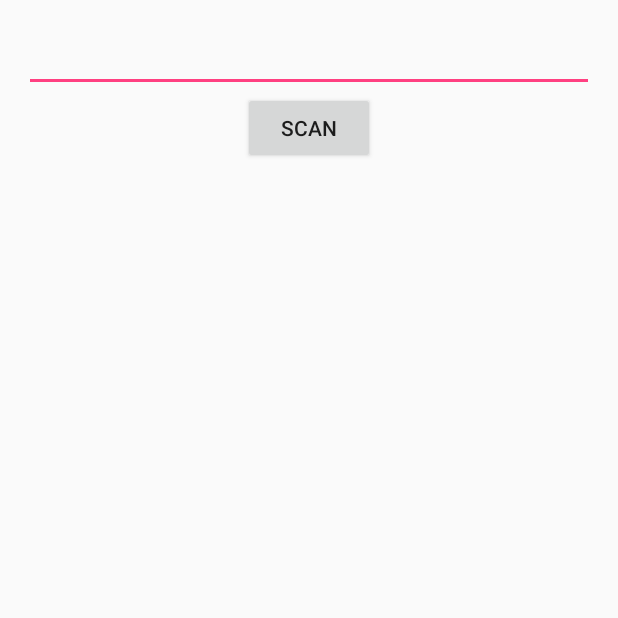
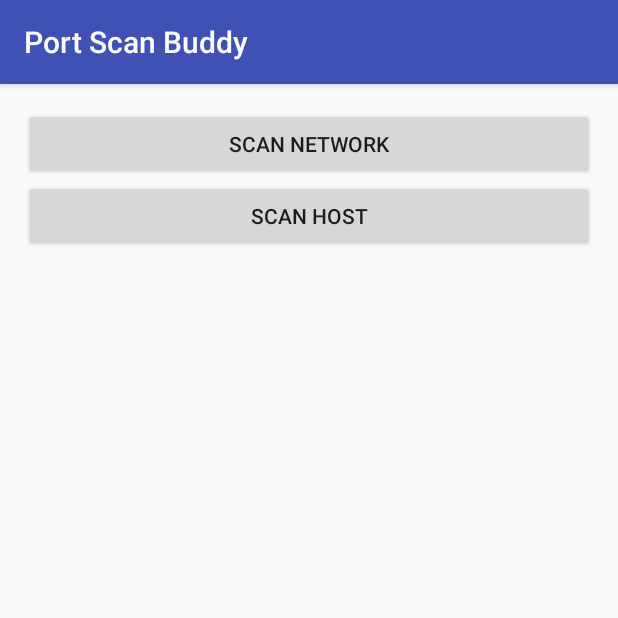
Before and after one commit to prebenve/Port-Scan-Buddy, an Android app: the screen it shows after launch (MainActivity), on a phone screen of 412 x 824 dp, the top half of it. Run offline under Robolectric (Android 15) with nearby library versions, the phone set to English and light mode, and no system bars.

Commit message:
Multithreading and started working on network scan

```diff
--- a/app/src/main/AndroidManifest.xml
+++ b/app/src/main/AndroidManifest.xml
@@ -2,10 +2,10 @@
 <manifest xmlns:android="http://schemas.android.com/apk/res/android"
     package="com.example.preben.portscanbuddy">
 
+    <uses-permission android:name="android.permission.ACCESS_WIFI_STATE" />
+    <uses-permission android:name="android.permission.INTERNET" />
 
-    <uses-permission android:name="android.permission.INTERNET" />
     <application
-
         android:allowBackup="true"
         android:icon="@mipmap/ic_launcher"
         android:label="@string/app_name"
@@ -18,6 +18,8 @@
                 <category android:name="android.intent.category.LAUNCHER" />
             </intent-filter>
         </activity>
+        <activity android:name=".ScanNetworkIntent" />
+        <activity android:name=".ScanHostIntent"></activity>
     </application>
 
 </manifest>
--- a/app/src/main/java/com/example/preben/portscanbuddy/MainActivity.java
+++ b/app/src/main/java/com/example/preben/portscanbuddy/MainActivity.java
@@ -1,43 +1,57 @@
 package com.example.preben.portscanbuddy;
 
 import android.app.Activity;
+import android.content.Context;
+import android.content.Intent;
 import android.support.v7.app.AppCompatActivity;
 import android.os.Bundle;
+import android.util.Log;
 import android.view.View;
 import android.widget.Button;
 import android.widget.EditText;
 import android.widget.TextView;
 import android.widget.Toast;
 
-public class MainActivity extends Activity{
+public class MainActivity extends AppCompatActivity {
 
-    private EditText txtHost;
-    private Button btnScan;
-    private TextView txtInfoPorts;
+    private Button btnScanHost;
+    private Button btnScanNetwork;
 
     @Override
     protected void onCreate(Bundle savedInstanceState) {
         super.onCreate(savedInstanceState);
         setContentView(R.layout.activity_main);
 
-        txtHost = (EditText) findViewById(R.id.txtHost);
-        btnScan = (Button) findViewById(R.id.btnScan);
-        txtInfoPorts = (TextView) findViewById(R.id.txtPortInfo);
+        btnScanHost = (Button) findViewById(R.id.btnScanHost);
+        btnScanNetwork = (Button) findViewById(R.id.btnScanNetwork);
 
-        btnScan.setOnClickListener(new View.OnClickListener() {
-            @Override
-            public void onClick(View v) {
-                //Toast.makeText(getApplicationContext(), "btnScan touched", Toast.LENGTH_LONG).show();
-                //scanHost(txtHost.toString());
-                scanHost("192.168.0.200");
-            }
-        });
+        btnScanHost.setOnClickListener(listener);
+        btnScanNetwork.setOnClickListener(listener);
     }
 
-    private void scanHost(String ip)
-    {
-        Host host = new Host(ip, txtInfoPorts);
-        ScanSingleHost scanHost = new ScanSingleHost(host);
-    }
+    private View.OnClickListener listener = new View.OnClickListener() {
+
+        @Override
+        public void onClick(View v)
+        {
+            switch (v.getId())
+            {
+                case R.id.btnScanHost:
+
+                    Intent intentScanHost = new Intent(getApplicationContext(), ScanHostIntent.class);
+                    startActivity(intentScanHost);
+                    break;
+
+                case R.id.btnScanNetwork:
+
+                    Intent intentScanNetwork = new Intent(getApplicationContext(), ScanNetworkIntent.class);
+                    startActivity(intentScanNetwork);
+                    break;
+
+                default:
+                    break;
+            }
+        }
+    };
 
 }
--- a/app/src/main/res/layout/activity_main.xml
+++ b/app/src/main/res/layout/activity_main.xml
@@ -1,5 +1,5 @@
 <?xml version="1.0" encoding="utf-8"?>
-<RelativeLayout xmlns:android="http://schemas.android.com/apk/res/android"
+<LinearLayout xmlns:android="http://schemas.android.com/apk/res/android"
     xmlns:tools="http://schemas.android.com/tools"
     android:layout_width="match_parent"
     android:layout_height="match_parent"
@@ -7,35 +7,20 @@
     android:paddingLeft="@dimen/activity_horizontal_margin"
     android:paddingRight="@dimen/activity_horizontal_margin"
     android:paddingTop="@dimen/activity_vertical_margin"
-    tools:context="com.example.preben.portscanbuddy.MainActivity">
+    tools:context="com.example.preben.portscanbuddy.MainActivity"
+    android:orientation="vertical">
 
-    <LinearLayout
-        android:orientation="vertical"
+    <Button
+        android:id="@+id/btnScanNetwork"
         android:layout_width="match_parent"
-        android:layout_height="match_parent"
-        android:layout_alignParentTop="true"
-        android:layout_alignParentLeft="true"
-        android:layout_alignParentStart="true">
+        android:layout_height="wrap_content"
+        android:text="@string/btnScanNetwork"/>
+
+    <Button
+        android:id="@+id/btnScanHost"
+        android:layout_width="match_parent"
+        android:layout_height="wrap_content"
+        android:text="@string/btnScanHost"/>
 
 
-        <EditText
-            android:layout_width="match_parent"
-            android:layout_height="wrap_content"
-            android:id="@+id/txtHost"
-            android:layout_gravity="center_horizontal" />
-
-        <Button
-            android:layout_width="wrap_content"
-            android:layout_height="wrap_content"
-            android:text="Scan"
-            android:id="@+id/btnScan"
-            android:layout_gravity="center_horizontal" />
-
-        <TextView
-            android:id="@+id/txtPortInfo"
-            android:layout_width="match_parent"
-            android:layout_height="wrap_content" />
-
-
-    </LinearLayout>
-</RelativeLayout>
+</LinearLayout>
--- a/app/src/main/res/values/strings.xml
+++ b/app/src/main/res/values/strings.xml
@@ -1,3 +1,5 @@
 <resources>
     <string name="app_name">Port Scan Buddy</string>
+    <string name="btnScanNetwork">Scan Network</string>
+    <string name="btnScanHost">Scan Host</string>
 </resources>
```
Also changed, not shown: app/src/main/java/com/example/preben/portscanbuddy/Network.java (added, +47 -0 lines), app/src/main/java/com/example/preben/portscanbuddy/ScanHostIntent.java (added, +14 -0 lines), app/src/main/java/com/example/preben/portscanbuddy/ScanNetworkIntent.java (added, +14 -0 lines), app/src/main/java/com/example/preben/portscanbuddy/ScanSingleHost.java (+33 -7 lines), app/src/main/res/layout/activity_scan_host_intent.xml (added, +12 -0 lines), app/src/main/res/layout/activity_scan_network.xml (added, +12 -0 lines).
